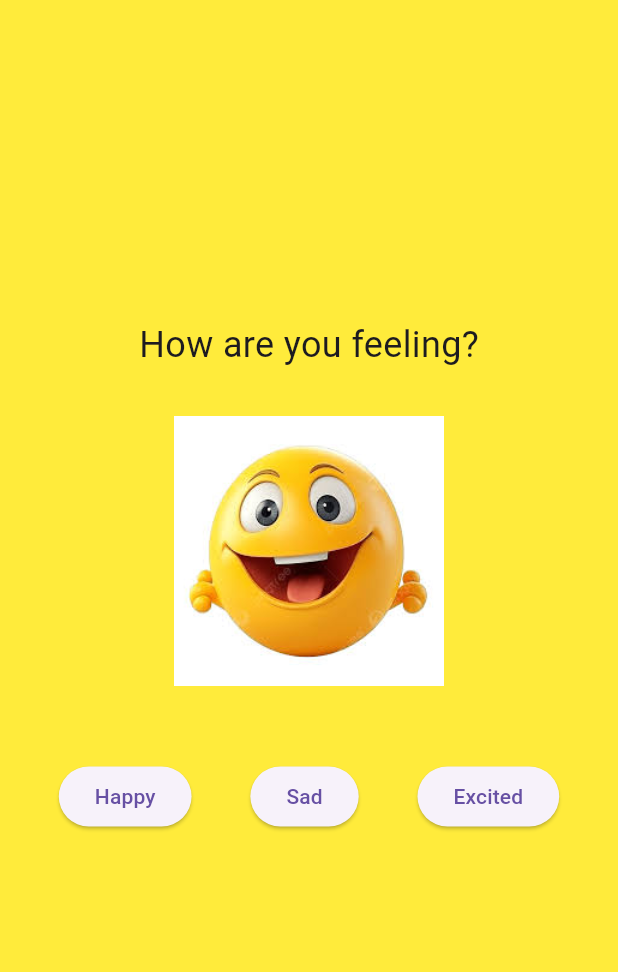
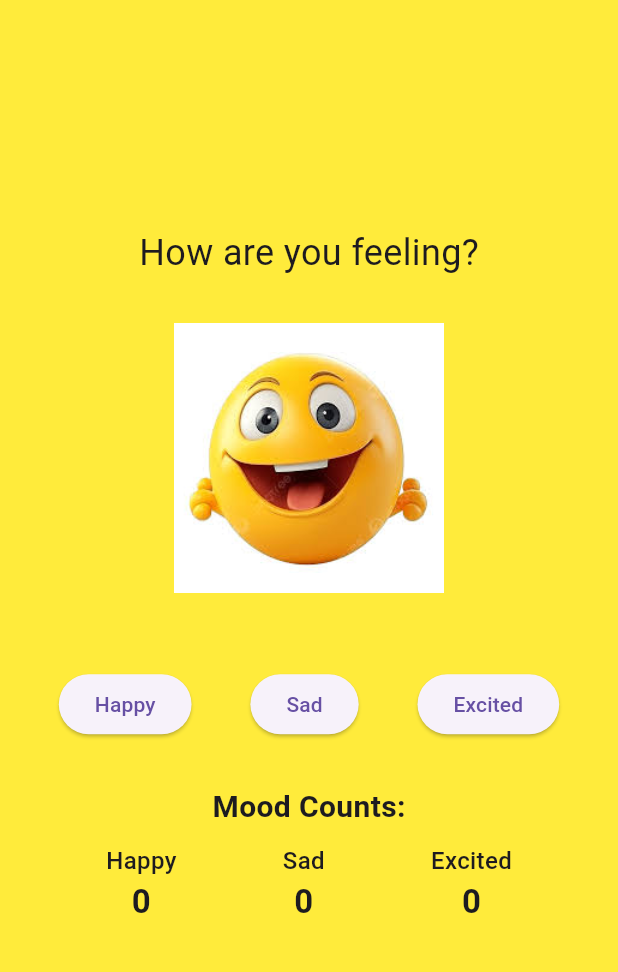
Before and after one commit to Lavanyathangaraj/mad_inclass_activity_7, a Flutter app: the screen it shows after launch, on a phone screen of 412 x 824 dp, the part 84-1056 px from its top. Run offline on Flutter 3.47's test engine with Material 3 defaults, Android fonts, the phone set to English and light mode, and no system bars.

Commit message:
Added Mood Counter feature

```diff
--- a/lib/main.dart
+++ b/lib/main.dart
@@ -15,24 +15,34 @@ class MoodModel with ChangeNotifier {
   String _currentMood = 'assets/happy_emoji.jpeg';
   Color _backgroundColor = Colors.yellow;
 
+  final Map<String, int> _moodCounts = {
+    'Happy': 0,
+    'Sad': 0,
+    'Excited': 0,
+  };
+
   String get currentMood => _currentMood;
   Color get backgroundColor => _backgroundColor;
+  Map<String, int> get moodCounts => _moodCounts;
 
   void setHappy() {
     _currentMood = 'assets/happy_emoji.jpeg';
     _backgroundColor = Colors.yellow;
+    _moodCounts['Happy'] = (_moodCounts['Happy'] ?? 0) + 1;
     notifyListeners();
   }
 
   void setSad() {
     _currentMood = 'assets/sad_emoji.jpeg';
     _backgroundColor = Colors.blue;
+    _moodCounts['Sad'] = (_moodCounts['Sad'] ?? 0) + 1;
     notifyListeners();
   }
 
   void setExcited() {
     _currentMood = 'assets/excited_emoji.jpeg';
     _backgroundColor = Colors.orange;
+    _moodCounts['Excited'] = (_moodCounts['Excited'] ?? 0) + 1;
     notifyListeners();
   }
 }
@@ -67,6 +77,8 @@ class HomePage extends StatelessWidget {
                 MoodDisplay(),
                 SizedBox(height: 50),
                 MoodButtons(),
+                SizedBox(height: 30),
+                MoodCounter(), // 👈 new widget for counts
               ],
             ),
           ),
@@ -122,3 +134,49 @@ class MoodButtons extends StatelessWidget {
     );
   }
 }
+
+// Widget that displays mood counters
+class MoodCounter extends StatelessWidget {
+  @override
+  Widget build(BuildContext context) {
+    return Consumer<MoodModel>(
+      builder: (context, moodModel, child) {
+        return Column(
+          children: [
+            Text("Mood Counts:", style: TextStyle(fontSize: 20, fontWeight: FontWeight.bold)),
+            SizedBox(height: 10),
+            Row(
+              mainAxisAlignment: MainAxisAlignment.spaceEvenly,
+              children: [
+                CounterCard(label: 'Happy', count: moodModel.moodCounts['Happy'] ?? 0),
+                CounterCard(label: 'Sad', count: moodModel.moodCounts['Sad'] ?? 0),
+                CounterCard(label: 'Excited', count: moodModel.moodCounts['Excited'] ?? 0),
+              ],
+            ),
+          ],
+        );
+      },
+    );
+  }
+}
+
+// A small reusable widget for each counter
+class CounterCard extends StatelessWidget {
+  final String label;
+  final int count;
+
+  const CounterCard({required this.label, required this.count});
+
+  @override
+  Widget build(BuildContext context) {
+    return Column(
+      children: [
+        Text(label, style: TextStyle(fontSize: 16, fontWeight: FontWeight.w500)),
+        Text(
+          count.toString(),
+          style: TextStyle(fontSize: 22, fontWeight: FontWeight.bold),
+        ),
+      ],
+    );
+  }
+}
```
